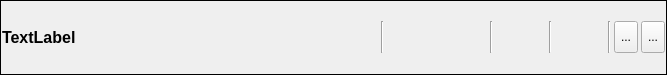
Before: the Qt Designer form ItemWidget.ui in FelixdelasPozas/curl-Downloader, drawn with Qt 5.
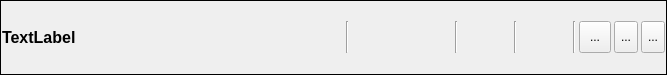
After: the same form once the commit is applied. Icons and pictures are not drawn.

Commit message: Play/Pause downloads. Temporal extension while downloading. Remove when cancel, rename when finished. Bump to version 1.1.0.

What changed in the file:
```diff
--- a/ItemWidget.ui
+++ b/ItemWidget.ui
@@ -54,7 +54,7 @@
        <number>1</number>
       </property>
       <item>
-       <layout class="QHBoxLayout" name="horizontalLayout" stretch="1,0,0,0,0,0,0,0,0,0,0">
+       <layout class="QHBoxLayout" name="horizontalLayout" stretch="1,0,0,0,0,0,0,0,0,0,0,0">
         <item>
          <widget class="QLabel" name="m_filename">
           <property name="font">
@@ -197,6 +197,35 @@
           </property>
          </widget>
         </item>
+        <item>
+         <widget class="QToolButton" name="m_playPause">
+          <property name="minimumSize">
+           <size>
+            <width>32</width>
+            <height>32</height>
+           </size>
+          </property>
+          <property name="maximumSize">
+           <size>
+            <width>32</width>
+            <height>32</height>
+           </size>
+          </property>
+          <property name="text">
+           <string>...</string>
+          </property>
+          <property name="icon">
+           <iconset resource="resources/resources.qrc">
+            <normaloff>:/Downloader/pause.svg</normaloff>:/Downloader/pause.svg</iconset>
+          </property>
+          <property name="iconSize">
+           <size>
+            <width>24</width>
+            <height>24</height>
+           </size>
+          </property>
+         </widget>
+        </item>
         <item>
          <widget class="QToolButton" name="m_notes">
           <property name="maximumSize">
```
The commit also changes 12 other files.
